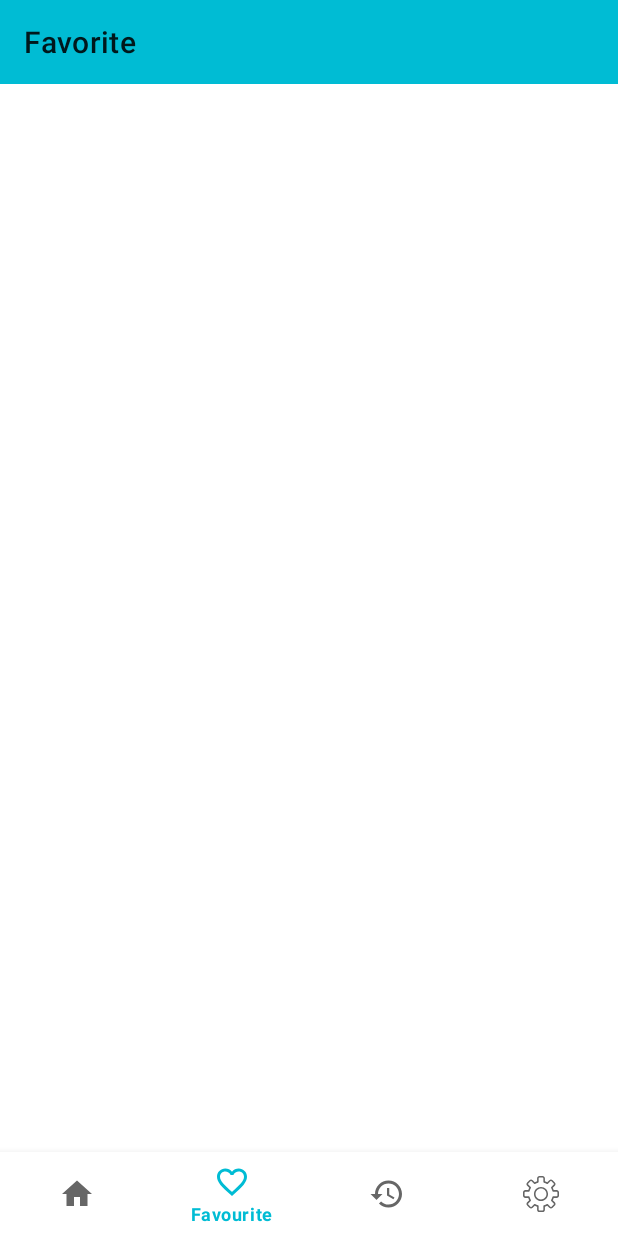
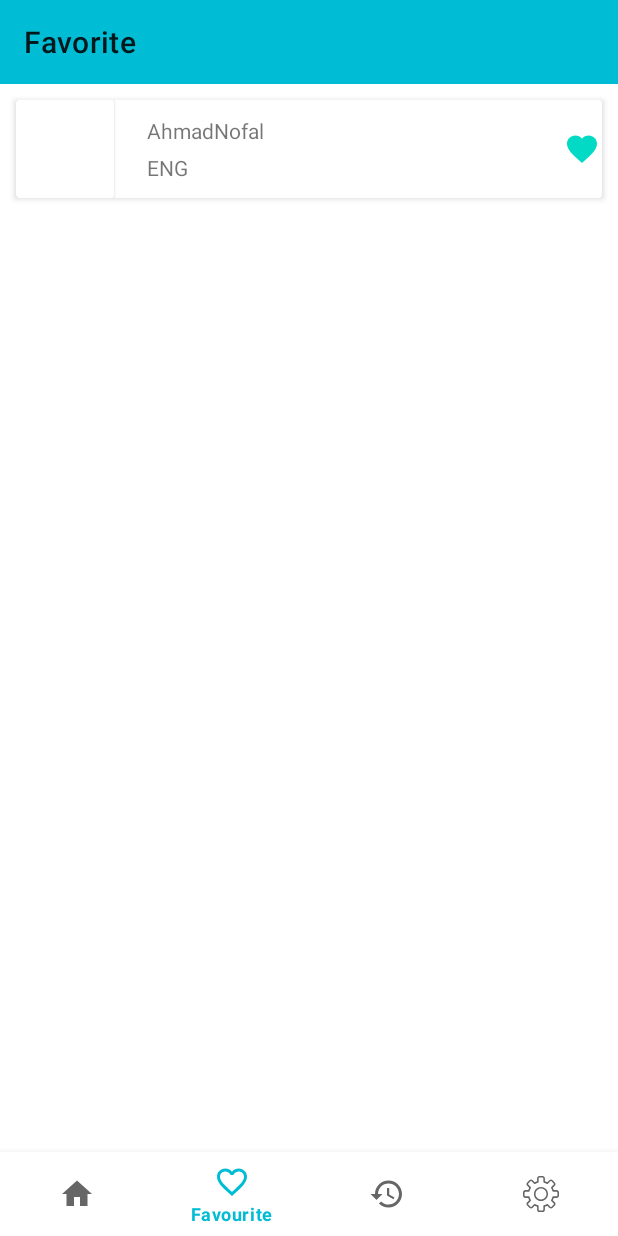
Before and after one commit to Mohammad95ALyamani/Worker, an Android app: the FavouriteFragment screen opened through its navigation route, on a phone screen of 412 x 824 dp. Run offline under Robolectric (Android 15) with nearby library versions, the phone set to English and light mode, and no system bars; our stand-ins replace data binding, navigation-ui, sdp/ssp sizes; pictures from the network do not load; 2 statements that could not run were skipped.

Commit message:
recyclerViews implementation

```diff
--- a/app/src/main/java/com/worker/worker/adapter/FavouriteAdapter.kt
+++ b/app/src/main/java/com/worker/worker/adapter/FavouriteAdapter.kt
@@ -8,11 +8,14 @@ import android.widget.CheckBox
 import android.widget.CompoundButton
 import android.widget.ImageView
 import android.widget.TextView
+import androidx.navigation.NavDirections
+import androidx.navigation.Navigation
 import androidx.recyclerview.widget.RecyclerView
 import com.bumptech.glide.Glide
 import com.worker.worker.R
 import com.worker.worker.lis.OnClickRecyclerItem
 import com.worker.worker.model.User
+import com.worker.worker.ui.Favourite.FavouriteFragmentDirections
 
 class FavouriteAdapter(
     private var favourits: ArrayList<User>, private var context: Context, private var onClickRecyclerItem: OnClickRecyclerItem
@@ -36,7 +39,18 @@ class FavouriteAdapter(
         Glide.with(context).asBitmap().load(favourits[position].image).into(holder.userImage)
         holder.username.text = favourits[position].firstName + favourits[position].lastName
         holder.userJob.text = favourits[position].job?.name
+        holder.favouriteToggle.isChecked = true
+        holder.username.setOnClickListener(View.OnClickListener { v->
+            val dir = FavouriteFragmentDirections.actionNavigationFavouriteToViewProfileFragment(favourits[position].id)
 
+            Navigation.findNavController(v).navigate(dir)
+        })
+        holder.favouriteToggle.setOnCheckedChangeListener { buttonView, isChecked ->
+            if (!isChecked){
+                favourits.removeAt(position)
+                notifyDataSetChanged()
+            }
+        }
     }
 
     override fun getItemCount(): Int {
--- a/app/src/main/java/com/worker/worker/ui/Favourite/FavouriteFragment.kt
+++ b/app/src/main/java/com/worker/worker/ui/Favourite/FavouriteFragment.kt
@@ -4,14 +4,21 @@ import android.os.Bundle
 import android.view.LayoutInflater
 import android.view.View
 import android.view.ViewGroup
+import androidx.databinding.DataBindingUtil
 import androidx.fragment.app.Fragment
 import androidx.lifecycle.ViewModelProvider
 import com.worker.worker.R
+import com.worker.worker.adapter.FavouriteAdapter
+import com.worker.worker.databinding.FragmentFavouriteBinding
+import com.worker.worker.lis.OnClickRecyclerItem
+import com.worker.worker.model.User
+import com.worker.worker.model.UserJob
 
-class FavouriteFragment : Fragment() {
+class FavouriteFragment : Fragment(), OnClickRecyclerItem {
 
     private lateinit var favouriteViewModel: FavouriteViewModel
-
+    private lateinit var favouriteBinding: FragmentFavouriteBinding
+    lateinit var adapter: FavouriteAdapter
     override fun onCreateView(
             inflater: LayoutInflater,
             container: ViewGroup?,
@@ -19,8 +26,27 @@ class FavouriteFragment : Fragment() {
     ): View? {
         favouriteViewModel =
                 ViewModelProvider(this).get(FavouriteViewModel::class.java)
-        val root = inflater.inflate(R.layout.fragment_favourite, container, false)
+       favouriteBinding = DataBindingUtil.inflate(inflater,R.layout.fragment_favourite,container,false)
+        val user = User()
+        user.firstName = "Ahmad"
+        user.lastName = "Nofal"
+        user.phoneNumber = "0786878242"
+        user.image = "https://www.washingtonpost.com/pbox.php?url=http://www.washingtonpost.com/news/speaking-of-science/wp-content/uploads/sites/36/2014/09/fortyfaces250.gif&w=1484&op=resize&opt=1&filter=antialias&t=20170517"
+        val job = UserJob()
+        job.name = "ENG"
+        user.job = job
+        val users = ArrayList<User>()
+        users.add(0,user)
+        setUpFavouriteRecyclerView(users)
+        return favouriteBinding.root
+    }
 
-        return root
+    fun setUpFavouriteRecyclerView(users:ArrayList<User>){
+        adapter = activity?.let { FavouriteAdapter(users, it,this) }!!
+        favouriteBinding.favouriteRecyclerView.adapter = adapter
+    }
+
+    override fun onclick(o: Any) {
+        TODO("Not yet implemented")
     }
 }
--- a/app/src/main/res/drawable/favorite_checkbox.xml
+++ b/app/src/main/res/drawable/favorite_checkbox.xml
@@ -1,5 +1,5 @@
 <?xml version="1.0" encoding="utf-8"?>
 <selector xmlns:android="http://schemas.android.com/apk/res/android">
-<item android:state_checked="true" android:drawable="@drawable/ic_favorite_full_color"/>
+<item android:state_checked="true" android:drawable="@drawable/ic_favorite_full_color" />
     <item android:state_checked="false" android:drawable="@drawable/ic_favorite_border"/>
 </selector>
--- a/app/src/main/res/layout/custom_favorite.xml
+++ b/app/src/main/res/layout/custom_favorite.xml
@@ -18,7 +18,7 @@
         <androidx.constraintlayout.widget.ConstraintLayout
             android:layout_width="match_parent"
             android:layout_height="match_parent"
-            android:layout_marginHorizontal="@dimen/_15sdp">
+           >
 
             <androidx.cardview.widget.CardView
                 android:id="@+id/cardView"
--- a/app/src/main/res/layout/custom_order.xml
+++ b/app/src/main/res/layout/custom_order.xml
@@ -57,7 +57,7 @@
                 android:layout_width="wrap_content"
                 android:layout_height="wrap_content"
                 android:text="@{String.valueOf((Double)order.price)}"
-                android:textColor="#4CAF50"
+                android:textColor="#E91E63"
                 android:textSize="@dimen/_14ssp"
                 android:layout_margin="@dimen/_5sdp"
                 app:layout_constraintBottom_toBottomOf="parent"
--- a/app/src/main/res/layout/fragment_favourite.xml
+++ b/app/src/main/res/layout/fragment_favourite.xml
@@ -1,7 +1,13 @@
 <?xml version="1.0" encoding="utf-8"?>
-<androidx.constraintlayout.widget.ConstraintLayout xmlns:android="http://schemas.android.com/apk/res/android"
+<layout xmlns:android="http://schemas.android.com/apk/res/android"
     xmlns:app="http://schemas.android.com/apk/res-auto"
-    xmlns:tools="http://schemas.android.com/tools"
+    xmlns:tools="http://schemas.android.com/tools">
+
+    <data>
+
+    </data>
+
+    <androidx.constraintlayout.widget.ConstraintLayout
         android:layout_width="match_parent"
         android:layout_height="match_parent"
         tools:context=".ui.Favourite.FavouriteFragment">
@@ -17,8 +23,11 @@
             app:title="Favorite" />
 
         <androidx.recyclerview.widget.RecyclerView
+            android:id="@+id/favouriteRecyclerView"
             android:layout_width="match_parent"
             android:layout_height="0dp"
+            app:layoutManager="androidx.recyclerview.widget.LinearLayoutManager"
             app:layout_constraintBottom_toBottomOf="parent"
             app:layout_constraintTop_toBottomOf="@+id/toolbar4" />
     </androidx.constraintlayout.widget.ConstraintLayout>
+</layout>
--- a/app/src/main/res/navigation/mobile_navigation.xml
+++ b/app/src/main/res/navigation/mobile_navigation.xml
@@ -19,7 +19,11 @@
         android:id="@+id/navigation_favourite"
         android:name="com.worker.worker.ui.Favourite.FavouriteFragment"
         android:label="@string/title_favourite"
-        tools:layout="@layout/fragment_favourite" />
+        tools:layout="@layout/fragment_favourite" >
+        <action
+            android:id="@+id/action_navigation_favourite_to_viewProfileFragment"
+            app:destination="@id/viewProfileFragment" />
+    </fragment>
 
     <fragment
         android:id="@+id/navigation_history"
@@ -80,5 +84,9 @@
         android:id="@+id/viewProfileFragment"
         android:name="com.worker.worker.ui.ViewProfile.ViewProfileFragment"
         android:label="fragment_view_profile"
-        tools:layout="@layout/fragment_view_profile" />
+        tools:layout="@layout/fragment_view_profile" >
+        <argument
+            android:name="userId"
+            app:argType="integer" />
+    </fragment>
 </navigation>
```
Also changed, not shown: app/src/main/java/com/worker/worker/adapter/HistoryAdapter.kt (deleted, +0 -32 lines), app/src/main/java/com/worker/worker/ui/History/HistoryFragment.kt (+41 -9 lines), app/src/main/res/layout/fragment_history.xml (+11 -2 lines), app/src/main/res/layout/fragment_view_profile.xml (+68 -64 lines). Lines whose indentation alone changed are shown as unchanged.
